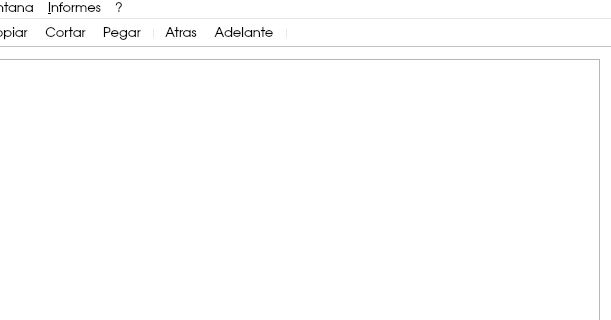
Old version of the form Ui/mainwindow.ui in the repository exodehm/SDMed; both pictures show x 286 to 897 and y 0 to 320 of the 897 by 591 pixel window.
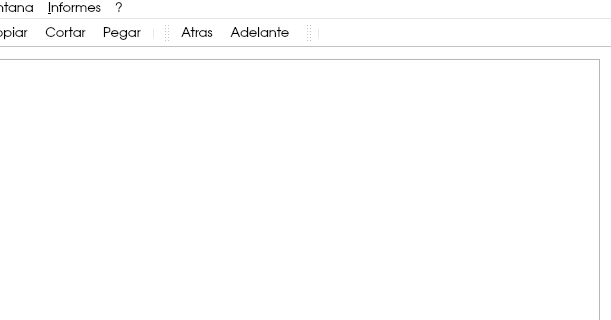
New version of the form. Icons and pictures are not drawn.

Patch:
```diff
--- a/Ui/mainwindow.ui
+++ b/Ui/mainwindow.ui
@@ -603,8 +603,30 @@
    <addaction name="actionCortar"/>
    <addaction name="actionPegar"/>
    <addaction name="separator"/>
+  </widget>
+  <widget class="QToolBar" name="MoveBar">
+   <property name="windowTitle">
+    <string>toolBar_2</string>
+   </property>
+   <attribute name="toolBarArea">
+    <enum>TopToolBarArea</enum>
+   </attribute>
+   <attribute name="toolBarBreak">
+    <bool>false</bool>
+   </attribute>
    <addaction name="actionAtras"/>
    <addaction name="actionAdelante"/>
+  </widget>
+  <widget class="QToolBar" name="CertBar">
+   <property name="windowTitle">
+    <string>toolBar</string>
+   </property>
+   <attribute name="toolBarArea">
+    <enum>TopToolBarArea</enum>
+   </attribute>
+   <attribute name="toolBarBreak">
+    <bool>false</bool>
+   </attribute>
    <addaction name="separator"/>
   </widget>
   <action name="actionNuevo">
```
Left out of the diff: 2 changed lines with no effect on the pictures.
